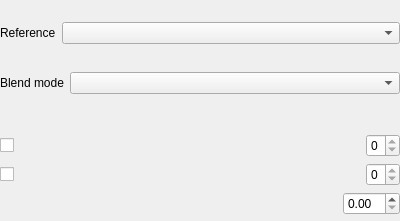
The window that app/ui/bucketoptionswidget.ui (pencil2d/pencil) describes before a commit, drawn with Qt 5.
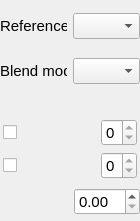
The same window after the commit. Custom widgets are drawn as their Qt base class.

Commit message:
Tweak dock layout to be more compact
- Font size: 11
- Minimum width: 140 px or less
- Padding adjusted to be 3 px.

The size has to be set specifically, otherwise the designer will adjust to what it thinks is best.

Patch:
```diff
--- a/app/ui/bucketoptionswidget.ui
+++ b/app/ui/bucketoptionswidget.ui
@@ -6,10 +6,21 @@
    <rect>
     <x>0</x>
     <y>0</y>
-    <width>400</width>
+    <width>140</width>
     <height>221</height>
    </rect>
   </property>
+  <property name="minimumSize">
+   <size>
+    <width>140</width>
+    <height>0</height>
+   </size>
+  </property>
+  <property name="font">
+   <font>
+    <pointsize>11</pointsize>
+   </font>
+  </property>
   <property name="windowTitle">
    <string>Form</string>
   </property>
@@ -44,6 +55,11 @@
        </property>
        <item>
         <widget class="QLabel" name="referenceLayerDescLabel">
+         <property name="font">
+          <font>
+           <pointsize>11</pointsize>
+          </font>
+         </property>
          <property name="text">
           <string>Reference</string>
          </property>
@@ -57,6 +73,11 @@
            <verstretch>0</verstretch>
           </sizepolicy>
          </property>
+         <property name="font">
+          <font>
+           <pointsize>11</pointsize>
+          </font>
+         </property>
         </widget>
        </item>
       </layout>
@@ -68,6 +89,11 @@
        </property>
        <item>
         <widget class="QLabel" name="blendModeLabel">
+         <property name="font">
+          <font>
+           <pointsize>11</pointsize>
+          </font>
+         </property>
          <property name="text">
           <string>Blend mode</string>
          </property>
@@ -81,6 +107,11 @@
            <verstretch>0</verstretch>
           </sizepolicy>
          </property>
+         <property name="font">
+          <font>
+           <pointsize>11</pointsize>
+          </font>
+         </property>
         </widget>
        </item>
       </layout>
@@ -92,8 +123,17 @@
      <property name="sizeConstraint">
       <enum>QLayout::SetDefaultConstraint</enum>
      </property>
+     <property name="leftMargin">
+      <number>3</number>
+     </property>
      <property name="topMargin">
-      <number>0</number>
+      <number>3</number>
+     </property>
+     <property name="rightMargin">
+      <number>3</number>
+     </property>
+     <property name="bottomMargin">
+      <number>3</number>
      </property>
      <property name="verticalSpacing">
       <number>6</number>
@@ -117,6 +157,11 @@
      </item>
      <item row="1" column="2">
       <widget class="QSpinBox" name="expandSpinBox">
+       <property name="font">
+        <font>
+         <pointsize>11</pointsize>
+        </font>
+       </property>
        <property name="maximum">
         <number>0</number>
        </property>
@@ -124,6 +169,11 @@
      </item>
      <item row="0" column="2">
       <widget class="QSpinBox" name="colorToleranceSpinbox">
+       <property name="font">
+        <font>
+         <pointsize>11</pointsize>
+        </font>
+       </property>
        <property name="maximum">
         <number>0</number>
        </property>
@@ -161,7 +211,13 @@
       </widget>
      </item>
      <item>
-      <widget class="QDoubleSpinBox" name="strokeThicknessSpinBox"/>
+      <widget class="QDoubleSpinBox" name="strokeThicknessSpinBox">
+       <property name="font">
+        <font>
+         <pointsize>11</pointsize>
+        </font>
+       </property>
+      </widget>
      </item>
     </layout>
    </item>
```
The commit also changes 6 other files.
